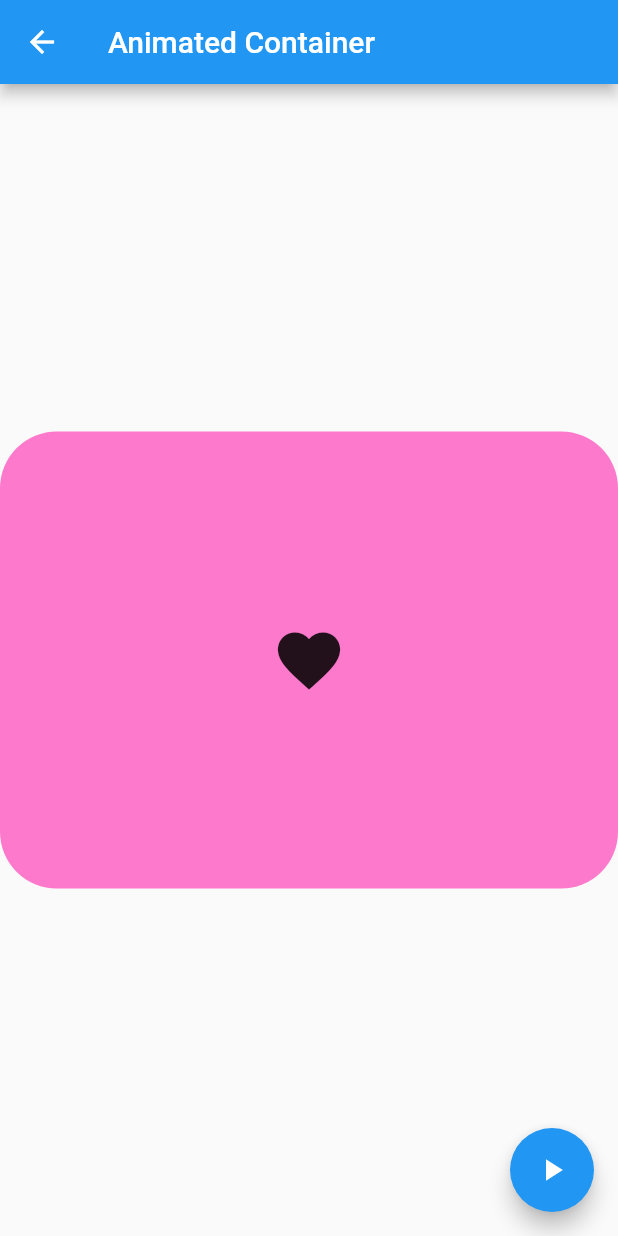
After one commit to ChhailengTim/flutter_libraries, a Flutter app: the AnimatedContainerScreen screen opened by its route, after a tap on the "play arrow" icon, on a phone screen of 412 x 824 dp. The commit adds this screen. Run offline on Flutter 3.47's test engine with Material 2 defaults, Android fonts, the phone set to English and light mode, and no system bars; our stand-ins replace dio, get.

Commit message:
animatedcontainer

```diff
--- a/lib/navigations/get_route.dart
+++ b/lib/navigations/get_route.dart
@@ -25,5 +25,6 @@ class GetRoutes extends RouteName {
         GetPage(name: safeAreaScreen, page: () => const SafeAreaScreen()),
         GetPage(name: expandedScreen, page: () => const ExpandedScreen()),
         GetPage(name: wrapScreen, page: () => const WrapScreen()),
+        GetPage(name: animatedContainerScreen, page: () => const AnimatedContainerScreen()),
       ];
 }
--- a/lib/navigations/route_name.dart
+++ b/lib/navigations/route_name.dart
@@ -16,5 +16,6 @@ class RouteName {
   String safeAreaScreen = '/safeAreaScreen';
   String expandedScreen = '/expandedScreen';
   String wrapScreen = '/wrapScreen';
+  String animatedContainerScreen = '/animatedContainerScreen';
 
 }
--- a/lib/utils/config/style/app_text.dart
+++ b/lib/utils/config/style/app_text.dart
@@ -17,4 +17,5 @@ class AppText {
   String safeArea = 'safe area'.capitalize!;
   String expanded = 'expanded'.capitalize!;
   String wrap = 'wrap'.capitalize!;
+  String animatedContainer = 'animated Container'.capitalize!;
 }
--- a/lib/view/screen/dashbord.dart
+++ b/lib/view/screen/dashbord.dart
@@ -13,6 +13,7 @@ class DashbordScreen extends StatelessWidget {
       body: SafeArea(
         child: Padding(
           padding: const EdgeInsets.all(8.0),
+          child: SingleChildScrollView(
             child: Column(
               children: [
                 ClassesCard(
@@ -79,7 +80,8 @@ class DashbordScreen extends StatelessWidget {
                 ClassesCard(
                   title: appText.alignmentgeometry,
                   onTap: () {
-                  routeToNamed(routeName: RouteName().alignmentGeomentryScreen);
+                    routeToNamed(
+                        routeName: RouteName().alignmentGeomentryScreen);
                   },
                 ),
                 ClassesCard(
@@ -100,7 +102,15 @@ class DashbordScreen extends StatelessWidget {
                     routeToNamed(routeName: RouteName().wrapScreen);
                   },
                 ),
+                ClassesCard(
+                  title: appText.animatedContainer,
+                  onTap: () {
+                    routeToNamed(
+                        routeName: RouteName().animatedContainerScreen);
+                  },
+                ),
               ],
+            ),
           ),
         ),
       ),
--- a/lib/widgetoftheweek/view/screen/screen.dart
+++ b/lib/widgetoftheweek/view/screen/screen.dart
@@ -1,3 +1,4 @@
 export 'w_safearea.dart';
 export 'w_expanded.dart';
 export 'w_wrap.dart';
+export 'w_animatedcontainer.dart';
--- /dev/null
+++ b/lib/widgetoftheweek/view/screen/w_animatedcontainer.dart
@@ -0,0 +1,58 @@
+import 'dart:math';
+
+import 'package:flutter/material.dart';
+import 'package:flutter_libraries/utils/config/config.dart';
+
+class AnimatedContainerScreen extends StatelessWidget {
+  const AnimatedContainerScreen({super.key});
+
+  @override
+  Widget build(BuildContext context) {
+    final random = Random();
+    RxDouble width = 500.0.obs;
+    RxDouble height = 500.0.obs;
+    RxDouble size = 20.0.obs;
+    Rx<Color> color = const Color.fromRGBO(255, 255, 255, 1).obs;
+    Rx<BorderRadiusGeometry> borderRadius = BorderRadius.circular(10).obs;
+    return Scaffold(
+      appBar: AppBar(
+        title: Text(AppText().animatedContainer),
+      ),
+      body: Obx(
+        () => Center(
+          child: AnimatedContainer(
+            width: width.value,
+            height: height.value,
+            duration: const Duration(
+              seconds: 2,
+            ),
+            curve: Curves.bounceInOut,
+            decoration: BoxDecoration(
+              color: color.value,
+              borderRadius: borderRadius.value,
+            ),
+            child: const Icon(
+              Icons.favorite,
+              size: 50,
+            ),
+          ),
+        ),
+      ),
+      floatingActionButton: FloatingActionButton(
+        onPressed: () {
+          width(random.nextInt(500).toDouble());
+          height(random.nextInt(500).toDouble());
+          size(random.nextInt(50).toDouble());
+          color(Color.fromRGBO(
+            random.nextInt(300),
+            random.nextInt(300),
+            random.nextInt(300),
+            1,
+          ));
+          borderRadius(BorderRadius.circular(random.nextInt(100).toDouble()));
+        },
+        child: const Icon(Icons.play_arrow),
+      ),
+    );
+  }
+}
```
Lines whose indentation alone changed are shown as unchanged.
